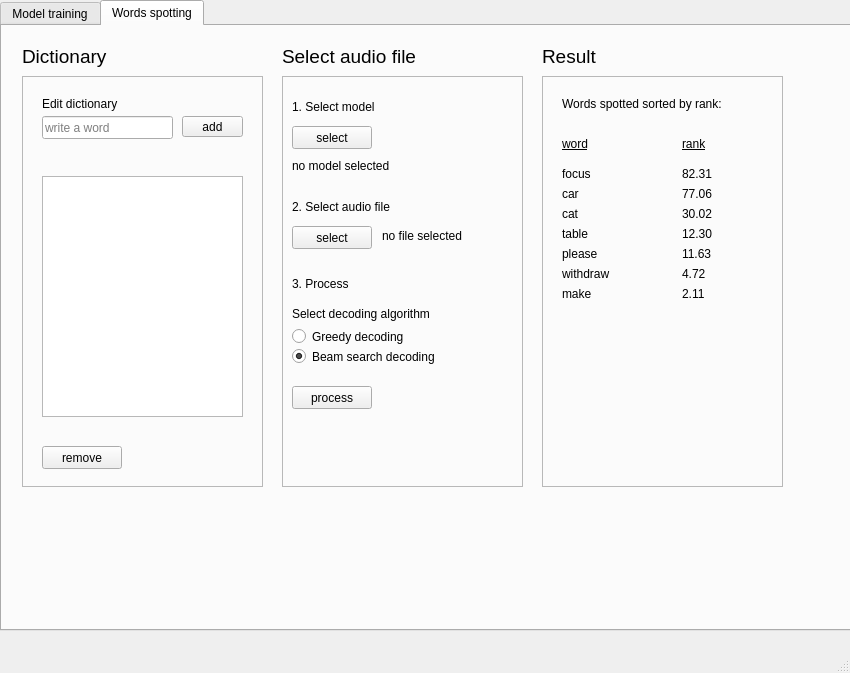
This is app/views/main_window.ui in michaldudzisz/CTC-speech-recognition as Qt 5 draws it before an edit. The edited form follows.
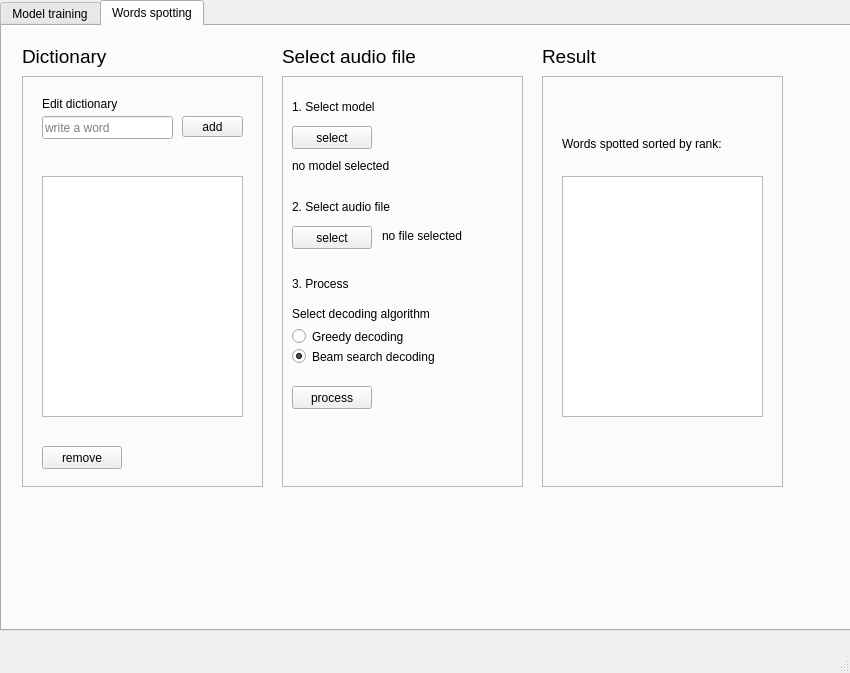
This is the edited form.

Commit message: showing word ranking

The edit to the form file:
```diff
--- a/app/views/main_window.ui
+++ b/app/views/main_window.ui
@@ -959,7 +959,7 @@
        <property name="geometry">
         <rect>
          <x>20</x>
-         <y>20</y>
+         <y>60</y>
          <width>191</width>
          <height>16</height>
         </rect>
@@ -968,223 +968,14 @@
         <string>Words spotted sorted by rank:</string>
        </property>
       </widget>
-      <widget class="QLabel" name="label_21">
+      <widget class="QListWidget" name="rankingList">
        <property name="geometry">
         <rect>
          <x>20</x>
-         <y>60</y>
-         <width>59</width>
-         <height>15</height>
+         <y>100</y>
+         <width>201</width>
+         <height>241</height>
         </rect>
-       </property>
-       <property name="font">
-        <font>
-         <italic>false</italic>
-         <underline>true</underline>
-        </font>
-       </property>
-       <property name="text">
-        <string>word</string>
-       </property>
-      </widget>
-      <widget class="QLabel" name="label_22">
-       <property name="geometry">
-        <rect>
-         <x>140</x>
-         <y>60</y>
-         <width>59</width>
-         <height>15</height>
-        </rect>
-       </property>
-       <property name="font">
-        <font>
-         <underline>true</underline>
-        </font>
-       </property>
-       <property name="text">
-        <string>rank</string>
-       </property>
-      </widget>
-      <widget class="QLabel" name="label_23">
-       <property name="geometry">
-        <rect>
-         <x>20</x>
-         <y>90</y>
-         <width>59</width>
-         <height>15</height>
-        </rect>
-       </property>
-       <property name="text">
-        <string>focus</string>
-       </property>
-      </widget>
-      <widget class="QLabel" name="label_24">
-       <property name="geometry">
-        <rect>
-         <x>20</x>
-         <y>110</y>
-         <width>59</width>
-         <height>15</height>
-        </rect>
-       </property>
-       <property name="text">
-        <string>car</string>
-       </property>
-      </widget>
-      <widget class="QLabel" name="label_25">
-       <property name="geometry">
-        <rect>
-         <x>20</x>
-         <y>130</y>
-         <width>59</width>
-         <height>15</height>
-        </rect>
-       </property>
-       <property name="text">
-        <string>cat</string>
-       </property>
-      </widget>
-      <widget class="QLabel" name="label_26">
-       <property name="geometry">
-        <rect>
-         <x>20</x>
-         <y>150</y>
-         <width>59</width>
-         <height>15</height>
-        </rect>
-       </property>
-       <property name="text">
-        <string>table</string>
-       </property>
-      </widget>
-      <widget class="QLabel" name="label_27">
-       <property name="geometry">
-        <rect>
-         <x>20</x>
-         <y>170</y>
-         <width>59</width>
-         <height>15</height>
-        </rect>
-       </property>
-       <property name="text">
-        <string>please</string>
-       </property>
-      </widget>
-      <widget class="QLabel" name="label_28">
-       <property name="geometry">
-        <rect>
-         <x>20</x>
-         <y>190</y>
-         <width>59</width>
-         <height>15</height>
-        </rect>
-       </property>
-       <property name="text">
-        <string>withdraw</string>
-       </property>
-      </widget>
-      <widget class="QLabel" name="label_29">
-       <property name="geometry">
-        <rect>
-         <x>20</x>
-         <y>210</y>
-         <width>59</width>
-         <height>15</height>
-        </rect>
-       </property>
-       <property name="text">
-        <string>make</string>
-       </property>
-      </widget>
-      <widget class="QLabel" name="label_30">
-       <property name="geometry">
-        <rect>
-         <x>140</x>
-         <y>90</y>
-         <width>59</width>
-         <height>15</height>
-        </rect>
-       </property>
-       <property name="text">
-        <string>82.31</string>
-       </property>
-      </widget>
-      <widget class="QLabel" name="label_31">
-       <property name="geometry">
-        <rect>
-         <x>140</x>
-         <y>110</y>
-         <width>59</width>
-         <height>15</height>
-        </rect>
-       </property>
-       <property name="text">
-        <string>77.06</string>
-       </property>
-      </widget>
-      <widget class="QLabel" name="label_32">
-       <property name="geometry">
-        <rect>
-         <x>140</x>
-         <y>210</y>
-         <width>59</width>
-         <height>15</height>
-        </rect>
-       </property>
-       <property name="text">
-        <string>2.11</string>
-       </property>
-      </widget>
-      <widget class="QLabel" name="label_33">
-       <property name="geometry">
-        <rect>
-         <x>140</x>
-         <y>150</y>
-         <width>59</width>
-         <height>15</height>
-        </rect>
-       </property>
-       <property name="text">
-        <string>12.30</string>
-       </property>
-      </widget>
-      <widget class="QLabel" name="label_34">
-       <property name="geometry">
-        <rect>
-         <x>140</x>
-         <y>130</y>
-         <width>59</width>
-         <height>15</height>
-        </rect>
-       </property>
-       <property name="text">
-        <string>30.02</string>
-       </property>
-      </widget>
-      <widget class="QLabel" name="label_35">
-       <property name="geometry">
-        <rect>
-         <x>140</x>
-         <y>170</y>
-         <width>59</width>
-         <height>15</height>
-        </rect>
-       </property>
-       <property name="text">
-        <string>11.63</string>
-       </property>
-      </widget>
-      <widget class="QLabel" name="label_36">
-       <property name="geometry">
-        <rect>
-         <x>140</x>
-         <y>190</y>
-         <width>59</width>
-         <height>15</height>
-        </rect>
-       </property>
-       <property name="text">
-        <string>4.72</string>
        </property>
       </widget>
      </widget>
```
The commit also changes 11 other files.
